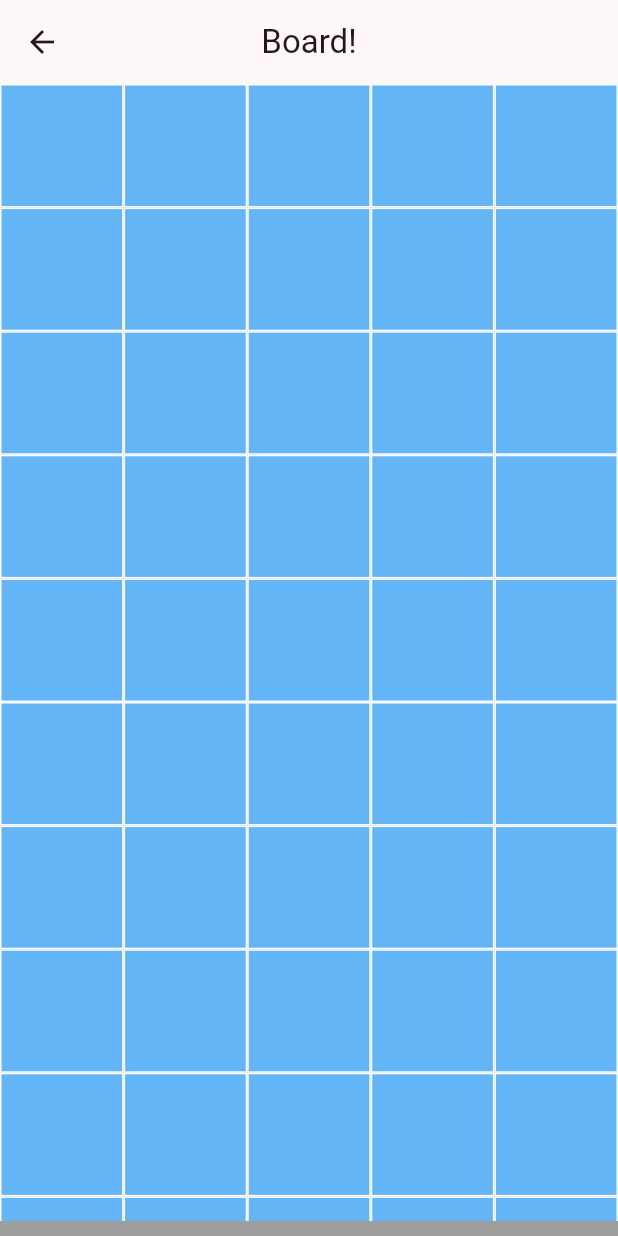
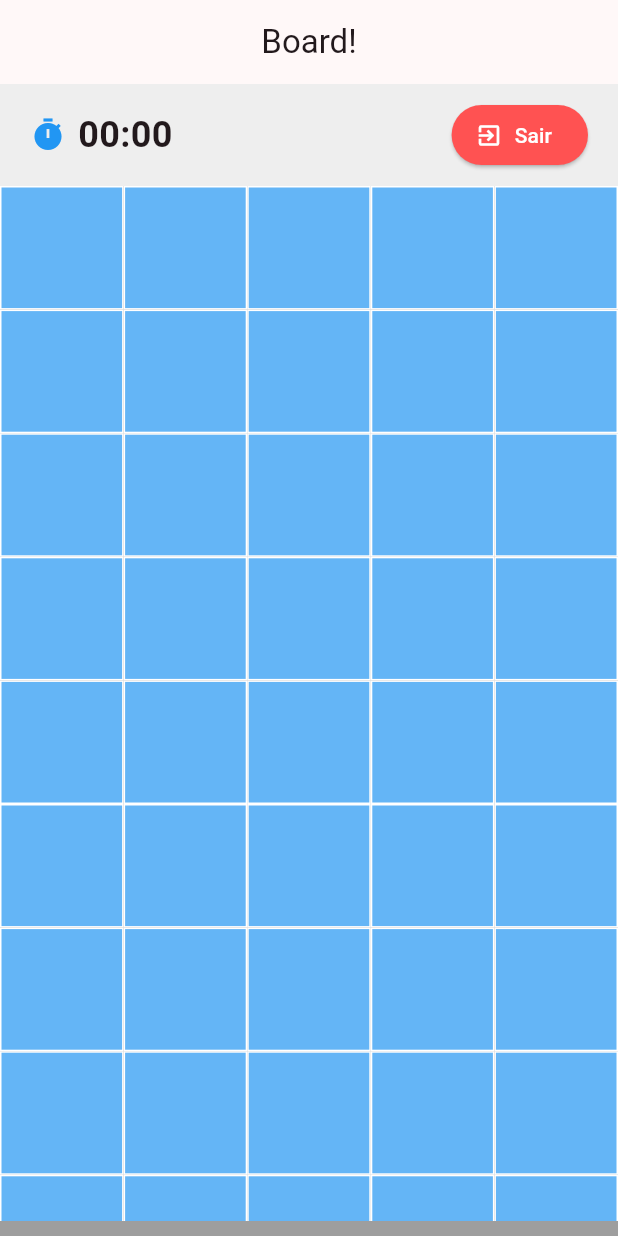
Before and after one commit to juliano-mesquita/408T-2025-S2-MINESWEEPER, a Flutter app: the screen it shows after launch, after a tap on "Start game!", on a phone screen of 412 x 824 dp. Run offline on Flutter 3.47's test engine with Material 3 defaults, Android fonts, the phone set to English and light mode, and no system bars; our stand-ins replace get_it, watch_it.

Commit message:
timer & botão de retorno (#30)
* feat: Foi adicionado timer & botão de retorno

* feat: foi adicionado o game_controler

* feat: foi adicionado o game_controller

```diff
--- a/lib/main.dart
+++ b/lib/main.dart
@@ -1,6 +1,7 @@
 import 'package:flutter/material.dart';
 import 'package:get_it/get_it.dart';
 import 'package:minesweeper/controller/board_controller.dart';
+import 'package:minesweeper/controller/game_controller.dart';
 import 'package:minesweeper/l10n/app_localizations.dart';
 import 'package:minesweeper/pages/game_menu.dart';
 import 'package:minesweeper/states/game_state.dart';
@@ -14,6 +15,7 @@ void registerDependencies() {
   final getIt = GetIt.instance;
   getIt.registerSingleton<GameState>(GameState());
   getIt.registerSingleton<BoardController>(BoardController());
+  getIt.registerSingleton<GameController>(GameController());
 }
 
 class MyApp extends StatelessWidget {
--- a/lib/pages/game_page.dart
+++ b/lib/pages/game_page.dart
@@ -1,5 +1,6 @@
 import 'package:flutter/material.dart';
 import 'package:minesweeper/l10n/app_localizations.dart';
+import 'package:minesweeper/widgets/timer_widget.dart';
 import 'package:minesweeper/widgets/mine_sweeper_board_widget.dart';
 
 class GamePage extends StatefulWidget {
@@ -11,11 +12,44 @@ class GamePage extends StatefulWidget {
 
 class GamePageState extends State<GamePage> {
 
+
+
   @override
   Widget build(BuildContext context) {
     return Scaffold(
-      appBar: AppBar(title: Text(AppLocalizations.of(context)!.titleBoard), centerTitle: true),
-      body: MineSweeperBoardWidget()
+      appBar: AppBar(
+        title: Text(AppLocalizations.of(context)!.titleBoard),
+        centerTitle: true,
+        automaticallyImplyLeading: false,
+      ),
+      body: Column(
+        children: [
+          Container(
+            padding: const EdgeInsets.symmetric(horizontal: 20, vertical: 10),
+            color: Colors.grey[200],
+            child: Row(
+              mainAxisAlignment: MainAxisAlignment.spaceBetween,
+              children: [
+
+                const TimerWidget(),
+
+                ElevatedButton.icon(
+                  onPressed: () {
+                    Navigator.of(context).pop();
+                  },
+                  icon: const Icon(Icons.exit_to_app),
+                  label: const Text("Sair"),
+                  style: ElevatedButton.styleFrom(
+                    backgroundColor: Colors.redAccent,
+                    foregroundColor: Colors.white,
+                  ),
+                ),
+              ],
+            ),
+          ),
+          Expanded(child: MineSweeperBoardWidget())
+        ],
+      ),
     );
   }
 }
--- a/lib/states/game_state.dart
+++ b/lib/states/game_state.dart
@@ -2,6 +2,7 @@
 import 'package:flutter/material.dart';
 import 'package:minesweeper/models/board.dart';
 import 'package:minesweeper/states/game_working_state.dart';
+import 'package:minesweeper/states/timer_state.dart';
 
 class GameState extends ChangeNotifier
 {
@@ -32,4 +33,15 @@ class GameState extends ChangeNotifier
     _gameWorkingState = state;
     notifyListeners();
   }
+
+  //TODO TimerValue
+  TimerState _timerState = TimerState();
+
+  TimerState get timerState => _timerState;
+
+  set timerState(TimerState state)
+  {
+    _timerState = state;
+    notifyListeners();
+  }
 }
--- /dev/null
+++ b/lib/states/timer_state.dart
@@ -0,0 +1,4 @@
+class TimerState {
+  int secs = 0;
+  bool isRunning = false;
+}
--- /dev/null
+++ b/lib/widgets/timer_widget.dart
@@ -0,0 +1,38 @@
+import 'package:flutter/material.dart';
+import 'package:minesweeper/states/game_state.dart';
+import 'package:minesweeper/states/timer_state.dart';
+
+import 'package:watch_it/watch_it.dart';
+
+class TimerWidget extends StatefulWidget with WatchItStatefulWidgetMixin  {
+  const TimerWidget({super.key});
+
+  @override
+  State<TimerWidget> createState() => _TimerWidgetState();
+}
+
+class _TimerWidgetState extends State<TimerWidget> {
+
+  String _getTimeFormatted(int seconds) {
+    int minutes = seconds ~/ 60;
+    int secs = seconds % 60;
+    return '${minutes.toString().padLeft(2, '0')}:${secs.toString().padLeft(2, '0')}';
+  }
+
+  @override
+  Widget build(BuildContext context) {
+    final timerState = watchPropertyValue<GameState, TimerState>(
+      (state) => state.timerState
+    );
+    return Row(
+      children: [
+        const Icon(Icons.timer, color: Colors.blue),
+        const SizedBox(width: 8),
+        Text(
+          _getTimeFormatted(timerState.secs),
+          style: const TextStyle(fontSize: 24, fontWeight: FontWeight.bold),
+        ),
+      ],
+    );
+  }
+}
```
Also changed, not shown: lib/controller/game_controller.dart (added, +42 -0 lines).
